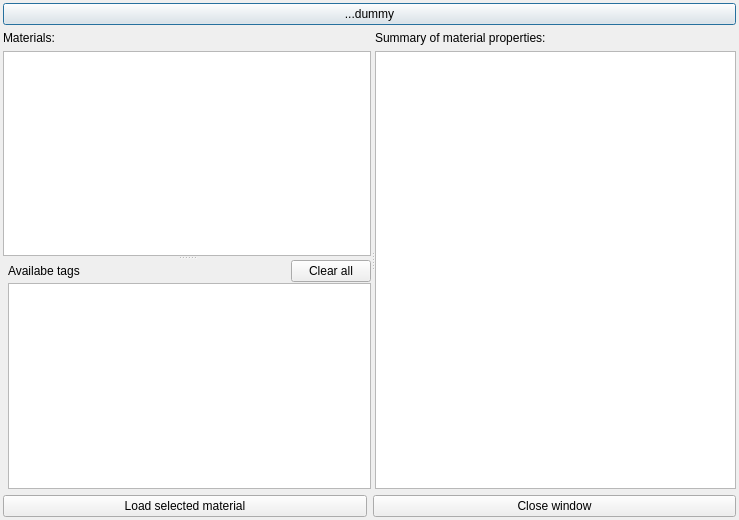
Before: the Qt Designer form src/gui/amateriallibrarybrowser.ui in andrmor/ANTS2, drawn with Qt 5.
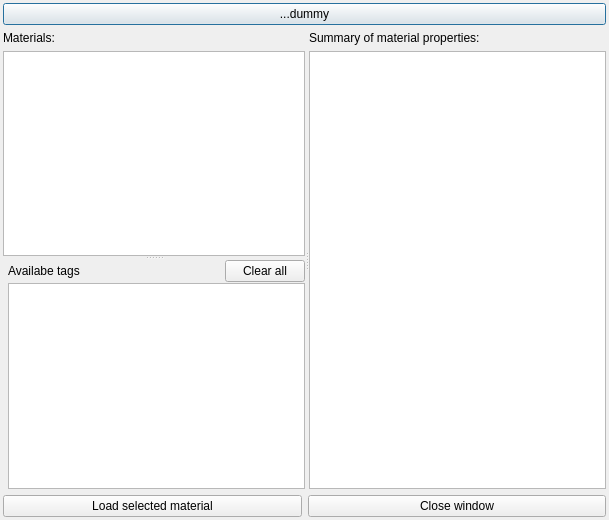
After: the same form once the commit is applied.

Diff of the .ui file:
```diff
--- a/src/gui/amateriallibrarybrowser.ui
+++ b/src/gui/amateriallibrarybrowser.ui
@@ -6,7 +6,7 @@
    <rect>
     <x>0</x>
     <y>0</y>
-    <width>739</width>
+    <width>609</width>
     <height>520</height>
    </rect>
   </property>
```
